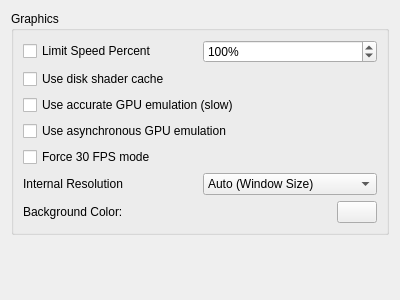
Old version of the form src/yuzu/configuration/configure_graphics.ui in the repository rorrim-rorrim/eden-alt.
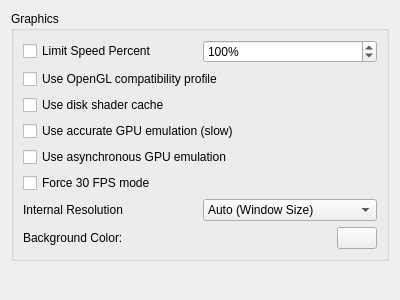
New version of the form.

Commit message:
Allow picking a Compatibility Profile for OpenGL.
This option allows picking the compatibility profile since a lot of bugs
are fixed in it. We devs will use this option to easierly debug current
problems in our Core implementation.:wq

```diff
--- a/src/yuzu/configuration/configure_graphics.ui
+++ b/src/yuzu/configuration/configure_graphics.ui
@@ -49,6 +49,13 @@
           </item>
          </layout>
         </item>
+        <item>
+         <widget class="QCheckBox" name="use_compatibility_profile">
+          <property name="text">
+           <string>Use OpenGL compatibility profile</string>
+          </property>
+         </widget>
+        </item>
         <item>
          <widget class="QCheckBox" name="use_disk_shader_cache">
           <property name="text">
```
The commit also changes 6 other files.
